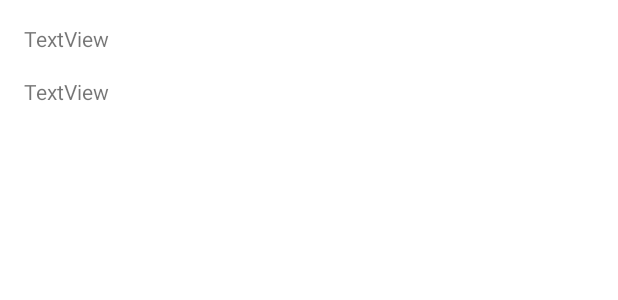
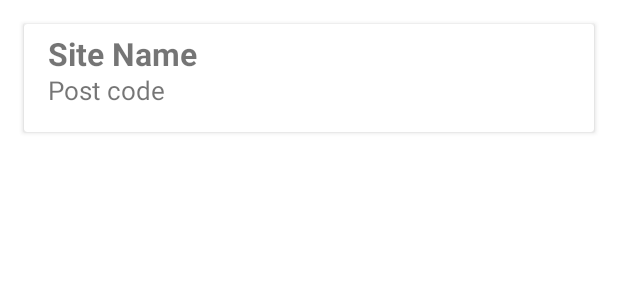
Before and after one commit to ahmedmatem/workmeter, an Android app: the layout site_list_item.xml on its own in the app's theme, with its tools: preview values and no code run, on a phone screen of 412 x 824 dp. Shown: the top 300 px of the screen. Run offline under Robolectric (Android 15) with nearby library versions, the light colour scheme and no system bars.

Commit message:
Set CarView to Site list item

```diff
--- a/app/src/main/java/com/ahmedmatem/android/workmeter/ui/MainActivity.kt
+++ b/app/src/main/java/com/ahmedmatem/android/workmeter/ui/MainActivity.kt
@@ -2,18 +2,14 @@ package com.ahmedmatem.android.workmeter.ui
 
 import androidx.appcompat.app.AppCompatActivity
 import android.os.Bundle
-import androidx.fragment.app.FragmentManager
 import com.ahmedmatem.android.workmeter.R
-import com.ahmedmatem.android.workmeter.data.model.LoggedInUser
-import com.ahmedmatem.android.workmeter.ui.login.LOGGED_IN_USER_KEY
 
 class MainActivity : AppCompatActivity() {
-    private var loggedInUser: LoggedInUser? = null
 
     override fun onCreate(savedInstanceState: Bundle?) {
         super.onCreate(savedInstanceState)
         setContentView(R.layout.activity_main)
 
-        loggedInUser = intent.extras?.getParcelable<LoggedInUser>(LOGGED_IN_USER_KEY)
+        // TODO: Rename Activity Title on destination fragment changed
     }
 }
--- a/app/src/main/res/layout/activity_login.xml
+++ b/app/src/main/res/layout/activity_login.xml
@@ -7,7 +7,7 @@
     tools:context=".ui.LoginActivity">
 
     <androidx.fragment.app.FragmentContainerView
-        android:id="@+id/nav_host_fragment"
+        android:id="@+id/main_nav_host_fragment"
         android:name="androidx.navigation.fragment.NavHostFragment"
         android:layout_width="0dp"
         android:layout_height="0dp"
--- a/app/src/main/res/layout/activity_main.xml
+++ b/app/src/main/res/layout/activity_main.xml
@@ -7,7 +7,7 @@
     tools:context=".ui.MainActivity">
 
     <androidx.fragment.app.FragmentContainerView
-        android:id="@+id/nav_host_fragment"
+        android:id="@+id/main_nav_host_fragment"
         android:name="androidx.navigation.fragment.NavHostFragment"
         android:layout_width="0dp"
         android:layout_height="0dp"
--- a/app/src/main/res/layout/fragment_site_list.xml
+++ b/app/src/main/res/layout/fragment_site_list.xml
@@ -10,9 +10,6 @@
         android:id="@+id/site_recycler"
         android:layout_width="0dp"
         android:layout_height="0dp"
-        android:layout_marginStart="16dp"
-        android:layout_marginTop="16dp"
-        android:layout_marginEnd="16dp"
         app:layout_constraintBottom_toBottomOf="parent"
         app:layout_constraintEnd_toEndOf="parent"
         app:layout_constraintStart_toStartOf="parent"
--- a/app/src/main/res/layout/site_list_item.xml
+++ b/app/src/main/res/layout/site_list_item.xml
@@ -1,29 +1,43 @@
 <?xml version="1.0" encoding="utf-8"?>
-<androidx.constraintlayout.widget.ConstraintLayout xmlns:android="http://schemas.android.com/apk/res/android"
+
+<!--TODO: Crate Material Design layout-->
+
+<androidx.cardview.widget.CardView xmlns:android="http://schemas.android.com/apk/res/android"
     xmlns:app="http://schemas.android.com/apk/res-auto"
     xmlns:tools="http://schemas.android.com/tools"
     android:layout_width="match_parent"
-    android:layout_height="96dp">
+    android:layout_marginHorizontal="16dp"
+    android:layout_marginTop="16dp"
+    android:layout_height="72dp">
 
-    <!--TODO: Crate Material Design layout-->
+    <androidx.constraintlayout.widget.ConstraintLayout
+        android:layout_width="match_parent"
+        android:layout_height="match_parent">
 
         <TextView
             android:id="@+id/name"
             android:layout_width="wrap_content"
             android:layout_height="wrap_content"
             android:layout_marginStart="16dp"
-        android:layout_marginTop="16dp"
-        android:text="TextView"
-        app:layout_constraintStart_toStartOf="parent"
-        app:layout_constraintTop_toTopOf="parent" />
+            android:layout_marginBottom="-34dp"
+            tools:text="Site Name"
+            android:textSize="21sp"
+            android:textStyle="bold"
+            app:layout_constraintBottom_toTopOf="parent"
+            app:layout_constraintStart_toStartOf="parent" />
 
         <TextView
             android:id="@+id/post_code"
             android:layout_width="wrap_content"
             android:layout_height="wrap_content"
             android:layout_marginStart="16dp"
-        android:layout_marginTop="16dp"
-        android:text="TextView"
-        app:layout_constraintStart_toStartOf="parent"
-        app:layout_constraintTop_toBottomOf="@+id/name" />
+            android:layout_marginBottom="-22dp"
+            tools:text="Post code"
+            android:textSize="17sp"
+            app:layout_constraintBottom_toBottomOf="@+id/name"
+            app:layout_constraintStart_toStartOf="parent" />
+
+
     </androidx.constraintlayout.widget.ConstraintLayout>
+
+</androidx.cardview.widget.CardView>
--- a/app/src/main/res/navigation/main_graph.xml
+++ b/app/src/main/res/navigation/main_graph.xml
@@ -8,7 +8,7 @@
     <fragment
         android:id="@+id/siteListFragment"
         android:name="com.ahmedmatem.android.workmeter.ui.sites.SiteListFragment"
-        android:label="fragment_site_list"
+        android:label="@string/site_list"
         tools:layout="@layout/fragment_site_list" >
         <argument
             android:name="loggedInUserArg"
--- a/app/src/main/res/values/colors.xml
+++ b/app/src/main/res/values/colors.xml
@@ -1,10 +1,22 @@
 <?xml version="1.0" encoding="utf-8"?>
 <resources>
-    <color name="purple_200">#FFBB86FC</color>
-    <color name="purple_500">#FF6200EE</color>
-    <color name="purple_700">#FF3700B3</color>
     <color name="teal_200">#FF03DAC5</color>
     <color name="teal_700">#FF018786</color>
     <color name="black">#FF000000</color>
     <color name="white">#FFFFFFFF</color>
+
+    <!--Purple-->
+    <color name="purple_50">#F3E5F5</color>
+    <color name="purple_100">#E1BEE7</color>
+    <color name="purple_200">#CE93D8</color>
+    <color name="purple_300">#BA68C8</color>
+    <color name="purple_400">#AB47BC</color>
+    <color name="purple_500">#9C27B0</color>
+    <color name="purple_600">#8E24AA</color>
+    <color name="purple_700">#7B1FA2</color>
+    <color name="purple_800">#6A1B9A</color>
+    <color name="purple_900">#4A148C</color>
+    <color name="purple_a_100">#EA80FC</color>
+    <color name="purple_a_200">#E040FB</color>
+    <color name="purple_a_400">#D500F9</color>
 </resources>
--- a/app/src/main/res/values/strings.xml
+++ b/app/src/main/res/values/strings.xml
@@ -8,4 +8,6 @@
     <string name="invalid_username">Not a valid username</string>
     <string name="invalid_password">Password must be >5 characters</string>
     <string name="login_failed">"Login failed"</string>
+
+    <string name="site_list">Site List</string>
 </resources>
```
Lines whose indentation alone changed are shown as unchanged.
